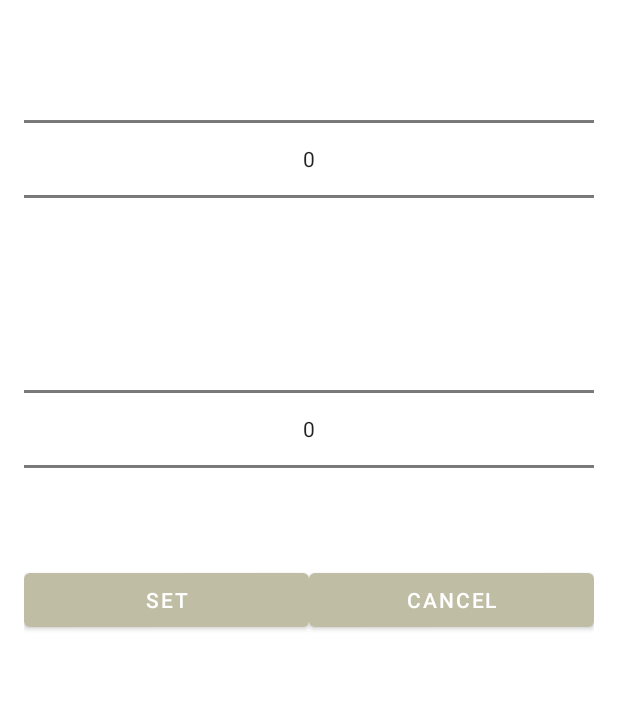
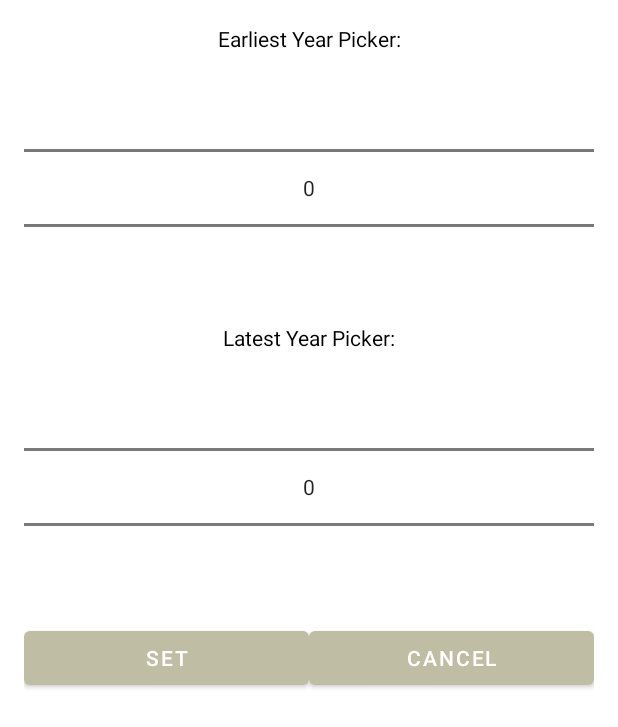
Before and after one commit to shadmanh123/GuessTheEra, an Android app: the layout dialog_year_range.xml on its own in the app's theme, with its tools: preview values and no code run, on a phone screen of 412 x 824 dp. Shown: the top 727 px of the screen. Run offline under Robolectric (Android 15) with nearby library versions, the phone set to English and light mode, and no system bars.

Commit message:
Updated UI

```diff
--- a/GuessTheEra/app/src/main/res/layout/dialog_year_range.xml
+++ b/GuessTheEra/app/src/main/res/layout/dialog_year_range.xml
@@ -7,10 +7,26 @@
     android:orientation="vertical"
     android:padding="16dp">
 
+    <TextView
+        android:id="@+id/startYearPickerTV"
+        android:layout_width="match_parent"
+        android:layout_height="wrap_content"
+        android:text="@string/earliest_year_picker"
+        android:textColor="@color/black"
+        android:gravity="center"/>
+
     <NumberPicker
         android:id="@+id/startYearPicker"
         android:layout_width="match_parent"
         android:layout_height="wrap_content" />
+
+    <TextView
+        android:id="@+id/endYearPickerTV"
+        android:layout_width="match_parent"
+        android:layout_height="wrap_content"
+        android:text="@string/latest_year_picker"
+        android:textColor="@color/black"
+        android:gravity="center"/>
 
     <NumberPicker
         android:id="@+id/endYearPicker"
--- a/GuessTheEra/app/src/main/res/values/strings.xml
+++ b/GuessTheEra/app/src/main/res/values/strings.xml
@@ -34,4 +34,6 @@
     <string name="adjust_time">Adjust Time</string>
     <string name="by_the_year">By The Year</string>
     <string name="by_the_decade">By The Decade</string>
+    <string name="earliest_year_picker">Earliest Year Picker:</string>
+    <string name="latest_year_picker">Latest Year Picker:</string>
 </resources>
```
Also changed, not shown: GuessTheEra/app/src/main/res/layout/guess_accuracy_menu.xml (+5 -6 lines).
